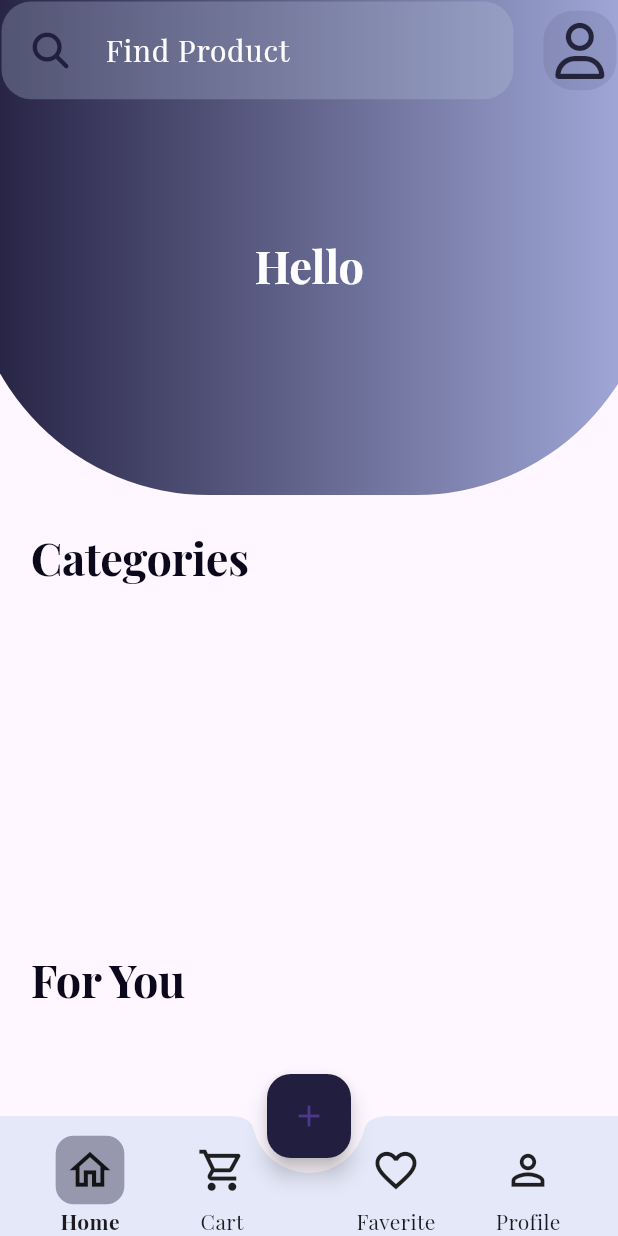
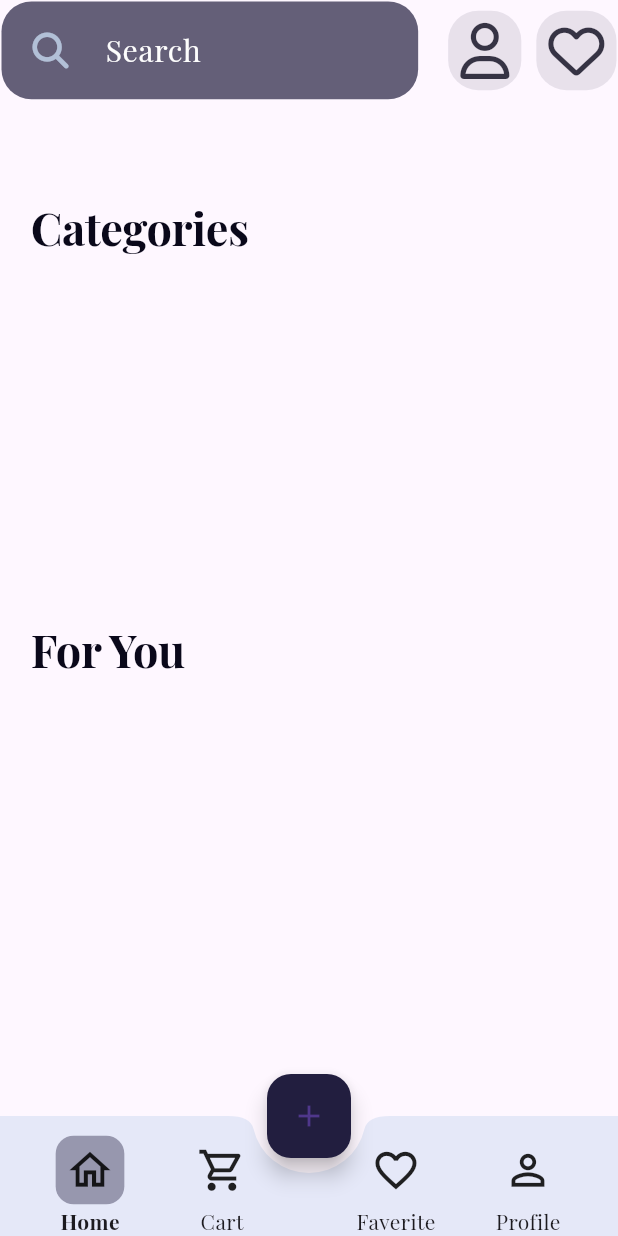
Before and after one commit to Ajoz101/e_commerce, a Flutter app: the HomeScreen screen opened by its route, on a phone screen of 412 x 824 dp. Run offline on Flutter 3.47's test engine with Material 2 defaults, Android fonts, the phone set to English and light mode, and no system bars; our stand-ins replace cached_network_image, dartz, flutter_otp_text_field, fluttericon, font_awesome_flutter, get and 2 more; accounts and stored records are empty; network calls fail; project files that could hold a hidden picture were left out.

Commit message:
change of design [HOME]

```diff
--- a/lib/controller/favorites/favorites_controller.dart
+++ b/lib/controller/favorites/favorites_controller.dart
@@ -107,10 +107,4 @@ class FavoriteController extends GetxController {
     display();
     super.onInit();
   }
-
-  @override
-  void onClose() {
-    dispose();
-    super.onClose();
-  }
 }
--- a/lib/controller/home/HomeScreen_controller.dart
+++ b/lib/controller/home/HomeScreen_controller.dart
@@ -11,11 +11,11 @@ abstract class HomeScreenController extends GetxController {
 
 class HomeScreenControllerImp extends HomeScreenController {
   int currentPage = 0;
-  FavoriteController fav = Get.put(FavoriteController());
   List<Widget> page = [
     Home(),
     Center(child: Text("Cart")),
-    FavoritesScreen(),
+    Center(child: Text("s")),
+    // FavoritesScreen(),
     Center(child: Text("Profile")),
   ];
 
@@ -29,9 +29,9 @@ class HomeScreenControllerImp extends HomeScreenController {
   @override
   changePage(int current) {
     currentPage = current;
-    if (currentPage == 2) {
-      fav.display();
-    }
+    // if (currentPage == 2) {
+    //   fav.display();
+    // }
     update();
   }
 }
--- a/lib/controller/home/home_controller.dart
+++ b/lib/controller/home/home_controller.dart
@@ -11,6 +11,7 @@ abstract class HomeController extends GetxController {
   getData();
   signOut();
   gotToItems(List categories, int selectedcate, String cate_id);
+  gotoFvortites();
 }
 
 class HomeControllerImp extends HomeController {
@@ -61,7 +62,12 @@ class HomeControllerImp extends HomeController {
     Get.toNamed(AppRoutes.items, arguments: {
       "categories": categories,
       "selectedCate": selectedcate,
-    "category_id" : cate_id
+      "category_id": cate_id
     });
   }
+
+  @override
+  gotoFvortites() {
+    Get.toNamed(AppRoutes.favorites);
+  }
 }
--- a/lib/core/constant/nameOfRoutes.dart
+++ b/lib/core/constant/nameOfRoutes.dart
@@ -11,4 +11,5 @@ class AppRoutes{
   static const String  home= "/home";
   static const String  items= "/items";
   static const String  itemsDetails= "/itemsDetails";
+  static const String  favorites= "/favorites";
 }
--- a/lib/routes.dart
+++ b/lib/routes.dart
@@ -8,6 +8,7 @@ import 'package:e_commerce/view/screen/auth/forgotPasswordFolder/success_reset.d
 import 'package:e_commerce/view/screen/auth/success_signup.dart';
 import 'package:e_commerce/view/screen/auth/forgotPasswordFolder/verifycode.dart';
 import 'package:e_commerce/view/screen/auth/verifycode_signup.dart';
+import 'package:e_commerce/view/screen/favorites/favorites.dart';
 import 'package:e_commerce/view/screen/home/HomeScreen.dart';
 import 'package:e_commerce/view/screen/home/home.dart';
 import 'package:e_commerce/view/screen/home/items.dart';
@@ -96,4 +97,10 @@ List<GetPage<dynamic>>? routes = [
     transitionDuration: const Duration(milliseconds: 500),
     transition: Transition.fadeIn,
   ),
+  GetPage(
+    name: AppRoutes.favorites,
+    page: () => const FavoritesScreen(),
+    transitionDuration: const Duration(milliseconds: 500),
+    transition: Transition.fadeIn,
+  ),
 ];
--- a/lib/view/widget/custom/customAppBar.dart
+++ b/lib/view/widget/custom/customAppBar.dart
@@ -6,19 +6,22 @@ import '../../../controller/home/home_controller.dart';
 import '../../../core/constant/colors.dart';
 
 class CustomAppBar extends StatelessWidget {
-  CustomAppBar(
-      {super.key,
+  CustomAppBar({
+    super.key,
     this.onTapSearch,
     this.title,
     this.color,
     this.height,
-      this.width});
+    this.width,
+    this.showRow,
+  });
   void Function()? onTapSearch;
   String? title;
 
   Color? color;
   double? height;
   double? width;
+  bool? showRow;
   @override
   Widget build(BuildContext context) {
     var width = MediaQuery.of(context).size.width;
@@ -31,12 +34,16 @@ class CustomAppBar extends StatelessWidget {
         children: [
           Expanded(
             child: TextFormField(
+              style: TextStyle(color: AppColor.white),
               decoration: InputDecoration(
                 prefixIcon: Padding(
                   padding: EdgeInsets.all(height / 40),
                   child: GestureDetector(
                       onTap: onTapSearch,
-                      child: FaIcon(FontAwesomeIcons.magnifyingGlass)),
+                      child: FaIcon(
+                        FontAwesomeIcons.magnifyingGlass,
+                        color: AppColor.secondLight,
+                      )),
                 ),
                 hintText: title,
                 hintStyle: TextStyle(color: AppColor.white),
@@ -50,6 +57,9 @@ class CustomAppBar extends StatelessWidget {
             ),
           ),
           SizedBox(width: 20),
+          showRow == true
+              ? Row(
+                  children: [
                     Container(
                       decoration: BoxDecoration(
                           color: AppColor.primary.withOpacity(0.1),
@@ -59,9 +69,27 @@ class CustomAppBar extends StatelessWidget {
                           c.signOut();
                         },
                         icon: FaIcon(FontAwesomeIcons.user,
-                  color: AppColor.black.withOpacity(0.8), size: width / 11),
+                            color: AppColor.black.withOpacity(0.8),
+                            size: width / 11),
                       ),
                     ),
+                    SizedBox(width: 10),
+                    Container(
+                      decoration: BoxDecoration(
+                          color: AppColor.primary.withOpacity(0.1),
+                          borderRadius: BorderRadius.circular(20)),
+                      child: IconButton(
+                        onPressed: () {
+                          c.gotoFvortites();
+                        },
+                        icon: FaIcon(FontAwesomeIcons.heart,
+                            color: AppColor.black.withOpacity(0.8),
+                            size: width / 11),
+                      ),
+                    ),
+                  ],
+                )
+              : SizedBox(),
         ],
       ),
     );
--- a/lib/view/widget/home/homeListView.dart
+++ b/lib/view/widget/home/homeListView.dart
@@ -21,63 +21,56 @@ class HomeListView extends StatelessWidget {
 
       /// Removes the padding from all sides.
       children: [
-        Stack(
-          fit: StackFit.passthrough,
-          children: [
-            Positioned(
-              top: -70,
-              right: -25,
-              child: Container(
-                width: width / 0.9,
-                height: 400,
-                decoration: const BoxDecoration(
-                  gradient: LinearGradient(
-                      colors: [AppColor.primary, AppColor.second]),
-                  borderRadius: BorderRadius.only(
-                    bottomLeft: Radius.circular(160),
-                    bottomRight: Radius.circular(160),
-                  ),
-                ),
-              ),
-            ),
-            CustomAppBar(title: "Find Product", height: 24, width: 40),
+        CustomAppBar(
+          title: "Search",
+          height: 24,
+          width: 40,
+          color: AppColor.primary.withOpacity(0.7),
+          showRow: true,
+        ),
+        SizedBox(height: Get.height / 12),
+        // Stack(
+        //   fit: StackFit.passthrough,
+        //   children: [
+        //     Positioned(
+        //       top: -70,
+        //       right: -25,
+        //       child: Container(
+        //         width: width / 0.9,
+        //         height: 400,
+        //         decoration: const BoxDecoration(
+        //           gradient: LinearGradient(
+        //               colors: [AppColor.primary, AppColor.second]),
+        //           borderRadius: BorderRadius.only(
+        //             bottomLeft: Radius.circular(160),
+        //             bottomRight: Radius.circular(160),
+        //           ),
+        //         ),
+        //       ),
+        //     ),
+        //     CustomAppBar(title: "Find Product", height: 24, width: 40),
 
-            //
-            Container(
-              margin: EdgeInsets.symmetric(vertical: height / 5.4),
-              child: GetBuilder<HomeControllerImp>(
-                builder: (controller) {
-                  return Padding(
-                    padding: const EdgeInsets.all(8.0),
-                    child: Text(
-                      "Hello ${controller.username}",
-                      style: Theme.of(context)
-                          .textTheme
-                          .headline1!
-                          .copyWith(color: AppColor.white),
-                      textAlign: TextAlign.center,
-                    ),
-                  );
-                },
-              ),
-            ),
+        //     //
+        //     Container(
+        //       margin: EdgeInsets.symmetric(vertical: height / 5.4),
+        //       child: GetBuilder<HomeControllerImp>(
+        //         builder: (controller) {
+        //           return Padding(
+        //             padding: const EdgeInsets.all(8.0),
+        //             child: Text(
+        //               "Hello ${controller.username}",
+        //               style: Theme.of(context)
+        //                   .textTheme
+        //                   .headline1!
+        //                   .copyWith(color: AppColor.white),
+        //               textAlign: TextAlign.center,
+        //             ),
+        //           );
+        //         },
+        //       ),
+        //     ),
 
-            // Padding(
-            //   padding: EdgeInsets.only(top: height / 10),
-            //   child: GetBuilder<HomeControllerImp>(
-            //     builder: (controller) => CustomCard(
-            //       title: "hey ${controller.username} ",
-            //       subtitle: "GET A DISCOUNT\nNow!",
-            //       color: AppColor.secondLight,
-            //     ),
-            //   ),
-            // ),
-          ],
-        ),
-        // CustomCard(
-        //   title: "Get a Discount",
-        //   subtitle: "really ",
-        //   color: AppColor.primary,
+        //   ],
         // ),
         Container(
           margin: EdgeInsets.symmetric(horizontal: width / 20),
```
Also changed, not shown: lib/view/screen/favorites/favorites.dart (+10 -17 lines). Lines whose indentation alone changed are shown as unchanged.
